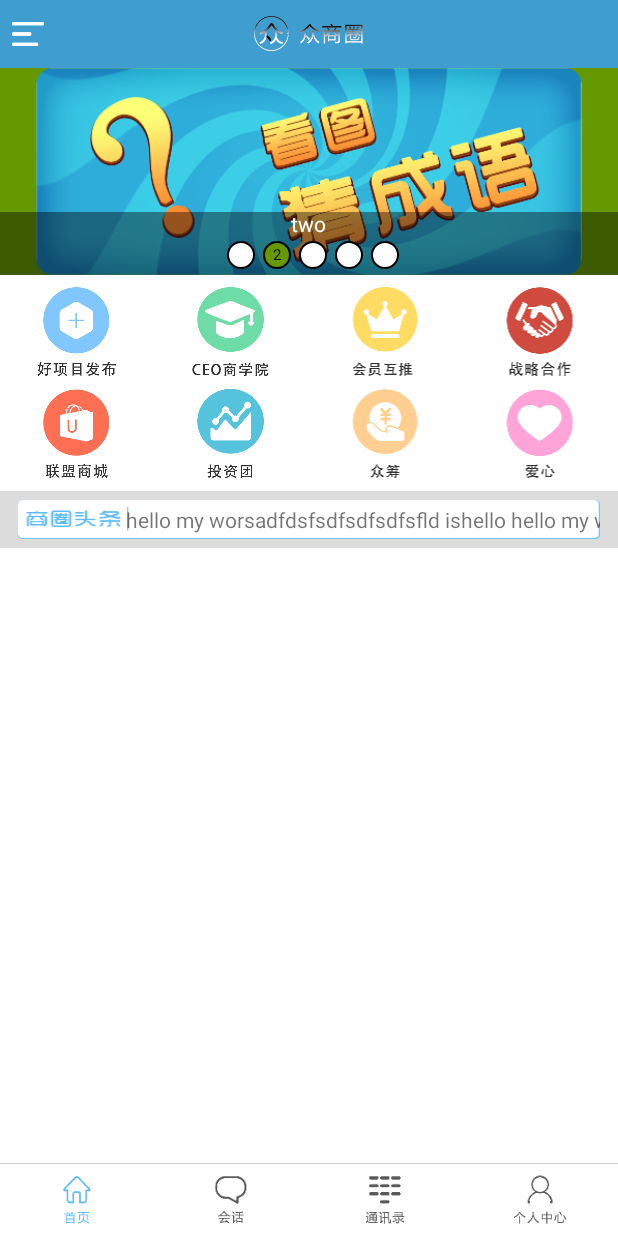
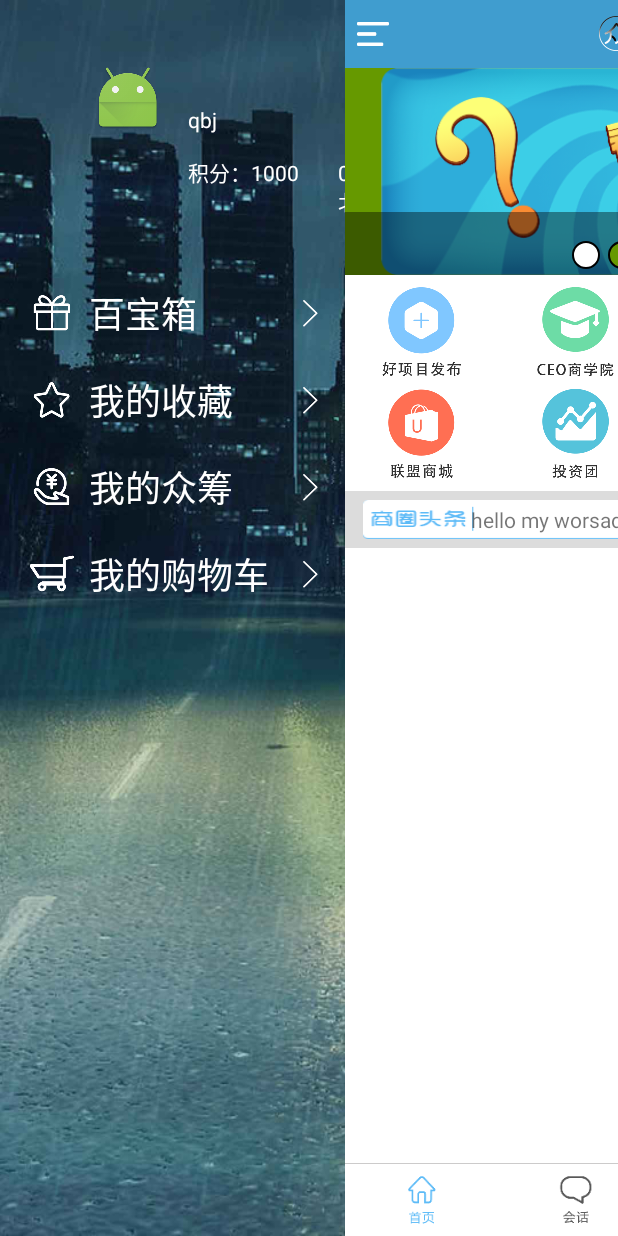
Before and after one commit to QiuBuJi/BusinessCircle, an Android app: the screen it shows after launch (MainActivity), on a phone screen of 412 x 824 dp. Run offline under Robolectric (Android 15) with nearby library versions, the phone set to English and light mode, and no system bars.

Commit message:
侧滑栏，基本界面完成。

```diff
--- a/app/src/main/java/com/wp/businesscircle/MainActivity.java
+++ b/app/src/main/java/com/wp/businesscircle/MainActivity.java
@@ -34,6 +34,7 @@ import static com.wp.businesscircle.R.mipmap.*;
  *     2016年12月22日~24日 学习反射
  *     2016年12月25日      实现“幻灯片”功能，用反射设置幻灯片翻页速度。
  *     2016年12月26日~27日 学习ListView，刷新&加载，数据原理。
+ *     2016年12月28日~29日 学习侧滑原理。
  *
  * */
 public class MainActivity extends AppCompatActivity implements BaseActivity, View.OnClickListener {
--- /dev/null
+++ b/app/src/main/res/drawable/selector_slide_menu_item_bg.xml
@@ -0,0 +1,5 @@
+<?xml version="1.0" encoding="utf-8"?>
+<selector xmlns:android="http://schemas.android.com/apk/res/android">
+    <item android:drawable="@android:color/transparent"/>
+    <item android:drawable="@android:color/holo_blue_bright" android:state_pressed="true"/>
+</selector>
--- a/app/src/main/res/layout/activity_main.xml
+++ b/app/src/main/res/layout/activity_main.xml
@@ -6,7 +6,15 @@
                 android:layout_height="match_parent"
                 tools:context="com.wp.businesscircle.MainActivity">
 
+    <include layout="@layout/activity_slide_menu"/>
+
+    <LinearLayout
+        android:layout_width="match_parent"
+        android:layout_height="match_parent"
+        android:translationX="230dp">
+
         <include layout="@layout/activity_menu_fragment"/>
+    </LinearLayout>
     <!--<include layout="@layout/activity_menu_home" />-->
     <!--<include layout="@layout/activity_menu_contact" />-->
     <!--<include layout="@layout/activity_menu_conversation" />-->
--- /dev/null
+++ b/app/src/main/res/layout/activity_slide_menu.xml
@@ -0,0 +1,133 @@
+<?xml version="1.0" encoding="utf-8"?>
+<LinearLayout xmlns:android="http://schemas.android.com/apk/res/android"
+              android:layout_width="match_parent"
+              android:layout_height="match_parent"
+              android:background="@mipmap/pic_xiayu"
+              android:orientation="vertical">
+
+    <RelativeLayout
+        android:layout_width="match_parent"
+        android:layout_height="180dp">
+
+        <ImageView
+            android:layout_width="wrap_content"
+            android:layout_height="wrap_content"
+            android:src="@mipmap/ic_launcher"
+            android:layout_alignBottom="@+id/ll_ll_tv_name"
+            android:layout_toLeftOf="@+id/ll_ll_tv_medal"
+            android:layout_toStartOf="@+id/ll_ll_tv_medal"
+            android:layout_marginRight="16dp"
+            android:layout_marginEnd="16dp"/>
+
+        <TextView
+            android:id="@+id/ll_ll_tv_name"
+            android:layout_width="wrap_content"
+            android:layout_height="wrap_content"
+            android:layout_alignParentLeft="true"
+            android:layout_alignParentStart="true"
+            android:layout_alignParentTop="true"
+            android:layout_marginLeft="125dp"
+            android:layout_marginStart="125dp"
+            android:layout_marginTop="70dp"
+            android:text="qbj"
+            android:textColor="@android:color/white"/>
+
+        <TextView
+            android:id="@+id/ll_ll_tv_medal"
+            android:layout_width="wrap_content"
+            android:layout_height="wrap_content"
+            android:layout_alignBaseline="@+id/ll_ll_tv__weather_location"
+            android:layout_alignBottom="@+id/ll_ll_tv__weather_location"
+            android:layout_alignLeft="@+id/ll_ll_tv_name"
+            android:layout_alignStart="@+id/ll_ll_tv_name"
+            android:text="积分：1000"
+            android:textColor="@android:color/white"/>
+
+        <TextView
+            android:id="@+id/ll_ll_tv__weather_location"
+            android:layout_width="wrap_content"
+            android:layout_height="wrap_content"
+            android:layout_below="@+id/ll_ll_tv_name"
+            android:layout_marginLeft="26dp"
+            android:layout_marginStart="26dp"
+            android:layout_marginTop="16dp"
+            android:layout_toEndOf="@+id/ll_ll_tv_medal"
+            android:layout_toRightOf="@+id/ll_ll_tv_medal"
+            android:text="0℃\n北京"
+            android:textColor="@android:color/white"/>
+
+
+    </RelativeLayout>
+
+    <LinearLayout
+        android:layout_width="240dp"
+        android:layout_height="wrap_content"
+        android:orientation="vertical">
+
+
+        <LinearLayout style="@style/style_slide_menu_item_LinearLayout">
+
+            <ImageView
+                style="@style/style_slide_menu_item_ImageView"
+                android:src="@mipmap/leftbar_icon_baibaoxiang"/>
+
+            <TextView
+                style="@style/style_slide_menu_item_TextView"
+                android:text="百宝箱"/>
+
+            <ImageView
+                style="@style/style_slide_menu_item_ImageView"
+                android:src="@mipmap/leftbar_icon_jiantou"/>
+        </LinearLayout>
+
+        <LinearLayout style="@style/style_slide_menu_item_LinearLayout">
+
+            <ImageView
+                style="@style/style_slide_menu_item_ImageView"
+                android:src="@mipmap/leftbar_icon_shoucang"/>
+
+            <TextView
+                style="@style/style_slide_menu_item_TextView"
+                android:text="我的收藏"/>
+
+            <ImageView
+                style="@style/style_slide_menu_item_ImageView"
+                android:src="@mipmap/leftbar_icon_jiantou"/>
+        </LinearLayout>
+
+        <LinearLayout style="@style/style_slide_menu_item_LinearLayout">
+
+            <ImageView
+                style="@style/style_slide_menu_item_ImageView"
+                android:src="@mipmap/leftbar_icon_zhongchou"/>
+
+            <TextView
+                style="@style/style_slide_menu_item_TextView"
+                android:text="我的众筹"/>
+
+            <ImageView
+                style="@style/style_slide_menu_item_ImageView"
+                android:src="@mipmap/leftbar_icon_jiantou"/>
+        </LinearLayout>
+
+        <LinearLayout style="@style/style_slide_menu_item_LinearLayout">
+
+            <ImageView
+                style="@style/style_slide_menu_item_ImageView"
+                android:src="@mipmap/leftbar_icon_gouwuche"/>
+
+            <TextView
+                android:id="@+id/textView4"
+                style="@style/style_slide_menu_item_TextView"
+                android:text="我的购物车"/>
+
+            <ImageView
+                style="@style/style_slide_menu_item_ImageView"
+                android:src="@mipmap/leftbar_icon_jiantou"/>
+        </LinearLayout>
+    </LinearLayout>
+
+    <View
+        android:layout_width="match_parent"
+        android:layout_height="0dp"/>
+</LinearLayout>
--- a/app/src/main/res/values/styles.xml
+++ b/app/src/main/res/values/styles.xml
@@ -66,4 +66,28 @@
         <item name="android:layout_height">wrap_content</item>
         <item name="android:orientation">vertical</item>
     </style>
+
+    <style name="style_slide_menu_item_LinearLayout">
+        <item name="android:layout_width">match_parent</item>
+        <item name="android:layout_height">58dp</item>
+        <item name="android:background">@drawable/selector_slide_menu_item_bg</item>
+        <item name="android:gravity">center_vertical</item>
+        <item name="android:orientation">horizontal</item>
+        <item name="android:paddingLeft">18dp</item>
+        <item name="android:paddingRight">28dp</item>
+    </style>
+
+    <style name="style_slide_menu_item_TextView">
+        <item name="android:layout_width">wrap_content</item>
+        <item name="android:layout_height">wrap_content</item>
+        <item name="android:layout_marginLeft">8dp</item>
+        <item name="android:layout_weight">1</item>
+        <item name="android:textColor">@android:color/white</item>
+        <item name="android:textSize">24sp</item>
+    </style>
+
+    <style name="style_slide_menu_item_ImageView">
+        <item name="android:layout_width">wrap_content</item>
+        <item name="android:layout_height">wrap_content</item>
+    </style>
 </resources>
```
Also changed, not shown: app/src/main/res/mipmap-xxhdpi/leftbar_icon_baibaoxiang.png (added), app/src/main/res/mipmap-xxhdpi/leftbar_icon_gouwuche.png (added), app/src/main/res/mipmap-xxhdpi/leftbar_icon_jiantou.png (added), app/src/main/res/mipmap-xxhdpi/leftbar_icon_shoucang.png (added), app/src/main/res/mipmap-xxhdpi/leftbar_icon_sun.png (added), app/src/main/res/mipmap-xxhdpi/leftbar_icon_zhongchou.png (added), app/src/main/res/mipmap-xxhdpi/pic_xiayu.jpg (added). Lines whose indentation alone changed are shown as unchanged.
